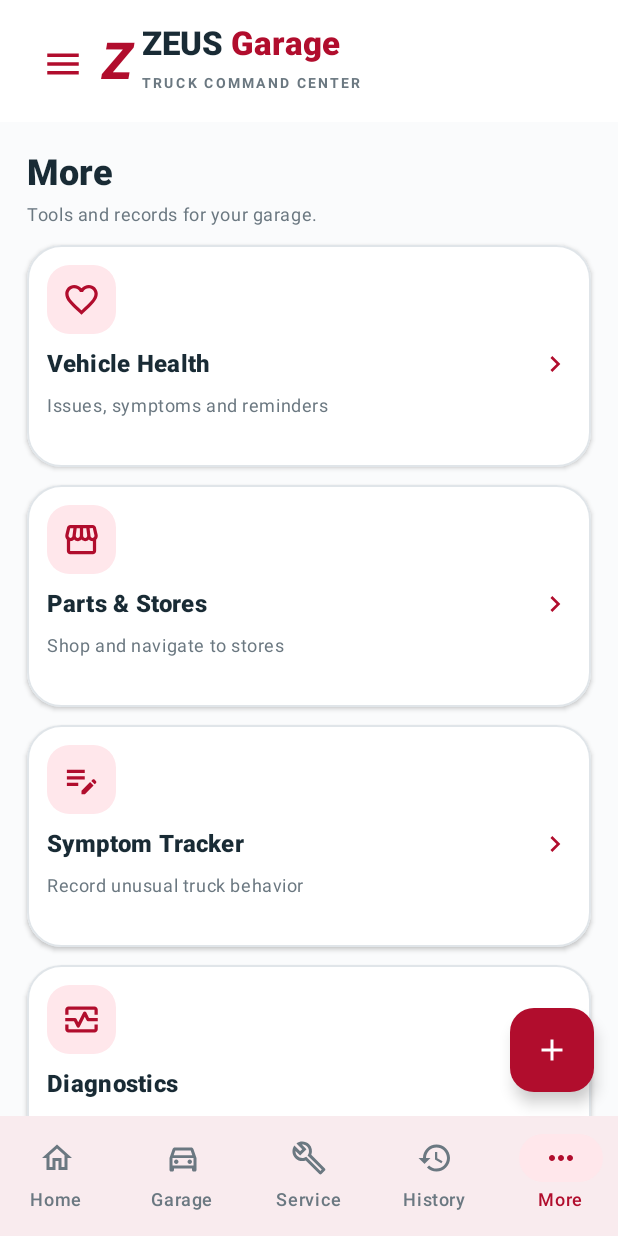
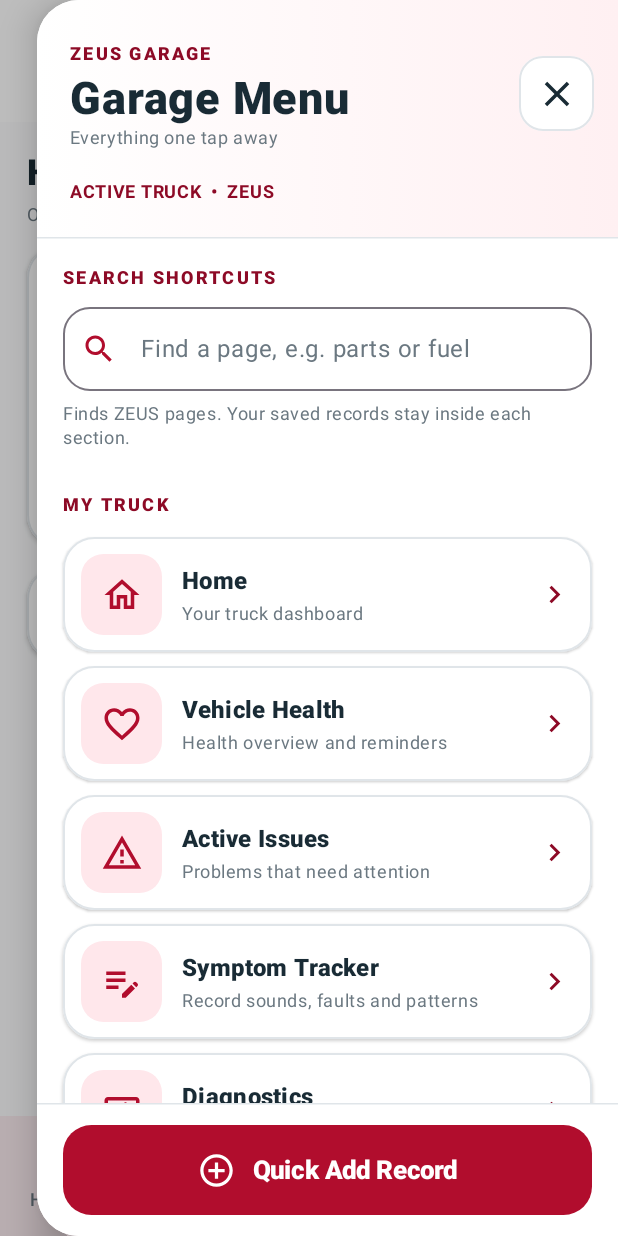
Before and after one commit to luischairez12-ui/ZEUSGarage, an Android app built with Jetpack Compose: the screen it shows after launch (MainActivity), item 5 of the bottom bar chosen, on a phone screen of 412 x 824 dp. Run offline under Robolectric (Android 15) with nearby library versions, the phone set to English and light mode, and no system bars.

Commit message:
ZEUS Garage v0.4.0 — BoreLab-style Garage Menu only
* Batch 4: replace plain drawer with BoreLab-style Ruby Red launcher

* Batch 4: slide-in ZEUS launcher from right; preserve all existing pages and truck hero

* Batch 4: version 0.4.0 and Compose slide animation dependency

* Batch 4: label CI artifact ZEUS Garage v0.4.0

* Document BoreLab-style navigation and unchanged truck dashboard

* Add BoreLab-style right-edge pull tab to open garage launcher

* Expose right-edge BoreLab pull tab on Home without touching truck hero

* Document optional side-edge pull tab

```diff
--- a/app/build.gradle.kts
+++ b/app/build.gradle.kts
@@ -10,8 +10,8 @@ android {
         applicationId = "com.zeusgarage.mobile"
         minSdk = 29
         targetSdk = 35
-        versionCode = 3
-        versionName = "0.3.0"
+        versionCode = 4
+        versionName = "0.4.0"
     }
     buildTypes {
         release { isMinifyEnabled = false }
@@ -28,6 +28,7 @@ dependencies {
     implementation("androidx.core:core-ktx:1.15.0")
     implementation("androidx.activity:activity-compose:1.9.3")
     implementation("org.jetbrains.kotlinx:kotlinx-coroutines-android:1.9.0")
+    implementation("androidx.compose.animation:animation")
     implementation("androidx.compose.ui:ui")
     implementation("androidx.compose.ui:ui-tooling-preview")
     implementation("androidx.compose.foundation:foundation")
--- a/app/src/main/java/com/zeusgarage/mobile/MainActivity.kt
+++ b/app/src/main/java/com/zeusgarage/mobile/MainActivity.kt
@@ -9,6 +9,13 @@ import androidx.activity.compose.BackHandler
 import androidx.activity.compose.rememberLauncherForActivityResult
 import androidx.activity.result.contract.ActivityResultContracts
 import androidx.compose.foundation.layout.*
+import androidx.compose.foundation.background
+import androidx.compose.foundation.clickable
+import androidx.compose.animation.AnimatedVisibility
+import androidx.compose.animation.fadeIn
+import androidx.compose.animation.fadeOut
+import androidx.compose.animation.slideInHorizontally
+import androidx.compose.animation.slideOutHorizontally
 import androidx.compose.foundation.verticalScroll
 import androidx.compose.foundation.rememberScrollState
 import androidx.compose.material.icons.Icons
@@ -50,10 +57,10 @@ fun ZeusGarageApp() {
     var busy by remember { mutableStateOf(true) }
     var revision by remember { mutableIntStateOf(0) }
     var route by remember { mutableStateOf("Home") }
-    val drawerState = rememberDrawerState(initialValue = DrawerValue.Closed)
+    var launcherOpen by remember { mutableStateOf(false) }
     fun navigate(destination: String) {
         route = destination
-        scope.launch { drawerState.close() }
+        launcherOpen = false
     }
     var editing by remember { mutableStateOf<EditRequest?>(null) }
     var pendingDelete by remember { mutableStateOf<DeleteRequest?>(null) }
@@ -108,29 +115,28 @@ fun ZeusGarageApp() {
     fun askDelete(table: String, id: Long, label: String) {
         pendingDelete = DeleteRequest(table, id, label)
     }
-    BackHandler(enabled = editing != null || pendingDelete != null || quickAdd || route != "Home") {
+    BackHandler(enabled = launcherOpen || editing != null || pendingDelete != null || quickAdd || route != "Home") {
         when {
             editing != null -> { editing = null; pendingPhotoUri = null }
             pendingDelete != null -> pendingDelete = null
             quickAdd -> quickAdd = false
+            launcherOpen -> launcherOpen = false
             else -> route = "Home"
         }
     }
 
-    ModalNavigationDrawer(
-        drawerState = drawerState,
-        drawerContent = { ZeusNavigationDrawer(
-            current = route,
-            activeTruck = snapshot.active?.nickname ?: "My garage",
-            onNavigate = ::navigate
-        ) }
-    ) {
+    // Only the navigation surface changes in Batch 4; the truck hero and dashboard stay untouched.
+    Box(Modifier.fillMaxSize()) {
     Scaffold(
         containerColor = ZeusBackground,
         topBar = { Box(Modifier.statusBarsPadding()) { ZeusHeader(onMenu = {
-            scope.launch { drawerState.open() }
+            launcherOpen = true
         }) } },
-        bottomBar = { Column(Modifier.navigationBarsPadding()) { ZeusBottomNav(route) { route = it } } },
+        bottomBar = { Column(Modifier.navigationBarsPadding()) {
+            ZeusBottomNav(route) { destination ->
+                if (destination == "More") launcherOpen = true else navigate(destination)
+            }
+        } },
         floatingActionButton = {
             if (route != "Garage") FloatingActionButton(
                 onClick = { quickAdd = true }, containerColor = Ruby, contentColor = Color.White
@@ -182,6 +188,41 @@ fun ZeusGarageApp() {
             else if (busy) LinearProgressIndicator(
                 modifier = Modifier.fillMaxWidth().align(Alignment.TopCenter), color = Ruby)
         }
+    }
+
+    // Small edge handle only on Home, so other functional pages never get obscured.
+    if (!launcherOpen && route == "Home") {
+        Box(Modifier.align(Alignment.CenterEnd).offset(y = 75.dp)) {
+            ZeusLauncherPullTab { launcherOpen = true }
+        }
+    }
+
+    // BoreLab-style right-side launcher; dismiss by tapping outside, Close, Back, or choosing a page.
+    AnimatedVisibility(
+        visible = launcherOpen,
+        modifier = Modifier.matchParentSize(),
+        enter = fadeIn(),
+        exit = fadeOut()
+    ) {
+        Box(Modifier.fillMaxSize()
+            .background(Color.Black.copy(alpha = 0.26f))
+            .clickable { launcherOpen = false })
+    }
+    AnimatedVisibility(
+        visible = launcherOpen,
+        modifier = Modifier.align(Alignment.CenterEnd)
+            .fillMaxWidth(0.94f).fillMaxHeight()
+            .statusBarsPadding().navigationBarsPadding(),
+        enter = slideInHorizontally(initialOffsetX = { it }),
+        exit = slideOutHorizontally(targetOffsetX = { it })
+    ) {
+        ZeusLauncherPanel(
+            current = route,
+            activeTruck = snapshot.active?.nickname ?: "My garage",
+            onNavigate = ::navigate,
+            onClose = { launcherOpen = false },
+            onQuickAdd = { launcherOpen = false; quickAdd = true }
+        )
     }
     }
 
--- a/app/src/main/java/com/zeusgarage/mobile/ZeusNavigationDrawer.kt
+++ b/app/src/main/java/com/zeusgarage/mobile/ZeusNavigationDrawer.kt
@@ -1,93 +1,250 @@
 package com.zeusgarage.mobile
 
+import androidx.compose.foundation.BorderStroke
 import androidx.compose.foundation.background
+import androidx.compose.foundation.clickable
+import androidx.compose.foundation.gestures.detectHorizontalDragGestures
 import androidx.compose.foundation.layout.*
-import androidx.compose.foundation.rememberScrollState
-import androidx.compose.foundation.verticalScroll
+import androidx.compose.foundation.lazy.LazyColumn
+import androidx.compose.foundation.lazy.items
+import androidx.compose.foundation.shape.RoundedCornerShape
 import androidx.compose.material.icons.Icons
 import androidx.compose.material.icons.outlined.*
 import androidx.compose.material3.*
-import androidx.compose.runtime.Composable
+import androidx.compose.runtime.*
+import androidx.compose.ui.Alignment
 import androidx.compose.ui.Modifier
-import androidx.compose.ui.Alignment
+import androidx.compose.ui.graphics.Brush
 import androidx.compose.ui.graphics.Color
 import androidx.compose.ui.graphics.vector.ImageVector
+import androidx.compose.ui.input.pointer.pointerInput
 import androidx.compose.ui.text.font.FontWeight
 import androidx.compose.ui.unit.dp
+import androidx.compose.ui.unit.sp
 
-/** BoreLab-style slide-out navigation: quick bottom tabs stay available. */
+/**
+ * ZEUS Batch 4: a BoreLab Field-style launcher panel instead of a stock navigation drawer.
+ * This only navigates to existing pages. It does not edit the Home dashboard or truck hero.
+ */
+private data class ZeusLauncherShortcut(
+    val group: String,
+    val route: String,
+    val title: String,
+    val subtitle: String,
+    val icon: ImageVector
+)
+
+private val launcherShortcuts = listOf(
+    ZeusLauncherShortcut("MY TRUCK", "Home", "Home", "Your truck dashboard", Icons.Outlined.Home),
+    ZeusLauncherShortcut("MY TRUCK", "Health", "Vehicle Health", "Health overview and reminders", Icons.Outlined.FavoriteBorder),
+    ZeusLauncherShortcut("MY TRUCK", "Issues", "Active Issues", "Problems that need attention", Icons.Outlined.WarningAmber),
+    ZeusLauncherShortcut("MY TRUCK", "Symptoms", "Symptom Tracker", "Record sounds, faults and patterns", Icons.Outlined.EditNote),
+    ZeusLauncherShortcut("MY TRUCK", "Diagnostics", "Diagnostics", "Saved codes and DTC reference", Icons.Outlined.MonitorHeart),
+    ZeusLauncherShortcut("GARAGE", "Garage", "My Vehicles", "Select or edit a vehicle", Icons.Outlined.DirectionsCar),
+    ZeusLauncherShortcut("GARAGE", "Maintenance", "Maintenance", "Services and reminders", Icons.Outlined.Build),
+    ZeusLauncherShortcut("GARAGE", "Repairs", "Repairs", "Parts, work and costs", Icons.Outlined.Handyman),
+    ZeusLauncherShortcut("GARAGE", "Upgrades", "Upgrades", "Your modifications and wishlist", Icons.Outlined.AutoAwesome),
+    ZeusLauncherShortcut("GARAGE", "Parts", "Parts & Stores", "Shop parts and find stores", Icons.Outlined.Storefront),
+    ZeusLauncherShortcut("RECORDS", "Fuel", "Fuel & Mileage", "Fill-ups and MPG history", Icons.Outlined.LocalGasStation),
+    ZeusLauncherShortcut("RECORDS", "History", "Expenses & History", "Your spending and repair timeline", Icons.Outlined.ReceiptLong),
+    ZeusLauncherShortcut("RECORDS", "Notes", "Photos & Notes", "Pictures and garage observations", Icons.Outlined.PhotoLibrary)
+)
+
 @Composable
-fun ZeusNavigationDrawer(
+fun ZeusLauncherPanel(
     current: String,
     activeTruck: String,
-    onNavigate: (String) -> Unit
+    onNavigate: (String) -> Unit,
+    onClose: () -> Unit,
+    onQuickAdd: () -> Unit
 ) {
-    ModalDrawerSheet(
-        drawerContainerColor = Color.White,
-        modifier = Modifier.width(298.dp)
+    var query by remember { mutableStateOf("") }
+    val filtered = remember(query) {
+        val term = query.trim()
+        if (term.isEmpty()) launcherShortcuts
+        else launcherShortcuts.filter { item ->
+            listOf(item.title, item.subtitle, item.group, item.route)
+                .any { it.contains(term, ignoreCase = true) }
+        }
+    }
+
+    Surface(
+        modifier = Modifier.fillMaxSize(),
+        shape = RoundedCornerShape(topStart = 28.dp, bottomStart = 28.dp),
+        color = Color.White,
+        shadowElevation = 14.dp
     ) {
-        Column(Modifier.fillMaxHeight().verticalScroll(rememberScrollState())) {
+        Column(Modifier.fillMaxSize()) {
             Column(
-                Modifier.fillMaxWidth().background(RubyTint)
-                    .padding(start = 20.dp, top = 28.dp, end = 12.dp, bottom = 19.dp),
+                Modifier.fillMaxWidth()
+                    .background(Brush.horizontalGradient(listOf(Color.White, Color(0xFFFFF0F2))))
+                    .padding(start = 22.dp, end = 16.dp, top = 24.dp, bottom = 18.dp),
                 verticalArrangement = Arrangement.spacedBy(5.dp)
             ) {
                 Row(verticalAlignment = Alignment.CenterVertically) {
-                    Text("Z", color = Ruby, style = MaterialTheme.typography.displayMedium,
-                        fontWeight = FontWeight.Black)
-                    Spacer(Modifier.width(10.dp))
-                    Column {
-                        Text("ZEUS Garage", color = ZeusInk,
-                            fontWeight = FontWeight.ExtraBold,
-                            style = MaterialTheme.typography.titleLarge)
-                        SmallCaps("Truck command center")
+                    Column(Modifier.weight(1f)) {
+                        SmallCaps("ZEUS GARAGE")
+                        Text("Garage Menu", fontSize = 30.sp, fontWeight = FontWeight.Black, color = ZeusInk)
+                        Muted("Everything one tap away")
+                    }
+                    Surface(
+                        modifier = Modifier.size(50.dp).clickable(onClick = onClose),
+                        shape = RoundedCornerShape(16.dp),
+                        color = Color.White,
+                        border = BorderStroke(1.dp, ZeusLine)
+                    ) {
+                        Box(contentAlignment = Alignment.Center) {
+                            Icon(Icons.Outlined.Close, contentDescription = "Close garage menu",
+                                tint = ZeusInk, modifier = Modifier.size(28.dp))
+                        }
                     }
                 }
-                Text(activeTruck, color = RubyDark, fontWeight = FontWeight.Bold)
+                Spacer(Modifier.height(5.dp))
+                Text("ACTIVE TRUCK  •  $activeTruck", fontSize = 12.sp,
+                    fontWeight = FontWeight.Bold, color = RubyDark)
             }
 
-            @Composable
-            fun drawerRow(title: String, route: String, icon: ImageVector) {
-                NavigationDrawerItem(
-                    label = { Text(title, fontWeight = if (current == route)
-                        FontWeight.Bold else FontWeight.Medium) },
-                    selected = current == route,
-                    onClick = { onNavigate(route) },
-                    icon = { Icon(icon, contentDescription = null,
-                        tint = if (current == route) Ruby else ZeusMuted) },
-                    modifier = Modifier.padding(horizontal = 10.dp, vertical = 1.dp),
-                    colors = NavigationDrawerItemDefaults.colors(
-                        selectedContainerColor = RubyTint,
-                        selectedTextColor = RubyDark,
-                        unselectedTextColor = ZeusInk
-                    )
+            HorizontalDivider(color = ZeusLine)
+
+            Column(
+                Modifier.fillMaxWidth().padding(start = 17.dp, end = 17.dp, top = 14.dp, bottom = 5.dp),
+                verticalArrangement = Arrangement.spacedBy(7.dp)
+            ) {
+                SmallCaps("SEARCH SHORTCUTS")
+                OutlinedTextField(
+                    value = query,
+                    onValueChange = { query = it.take(80) },
+                    modifier = Modifier.fillMaxWidth(),
+                    placeholder = { Text("Find a page, e.g. parts or fuel") },
+                    leadingIcon = { Icon(Icons.Outlined.Search, contentDescription = null, tint = Ruby) },
+                    trailingIcon = {
+                        if (query.isNotEmpty()) IconButton(onClick = { query = "" }) {
+                            Icon(Icons.Outlined.Clear, contentDescription = "Clear search")
+                        }
+                    },
+                    singleLine = true,
+                    shape = RoundedCornerShape(18.dp)
                 )
+                Muted("Finds ZEUS pages. Your saved records stay inside each section.")
             }
-            Spacer(Modifier.height(12.dp))
-            SmallCapsDrawer("MY TRUCK")
-            drawerRow("Dashboard", "Home", Icons.Outlined.Home)
-            drawerRow("Vehicle Health", "Health", Icons.Outlined.FavoriteBorder)
-            drawerRow("Active Issues", "Issues", Icons.Outlined.WarningAmber)
-            drawerRow("Symptom Tracker", "Symptoms", Icons.Outlined.EditNote)
-            drawerRow("Diagnostics", "Diagnostics", Icons.Outlined.MonitorHeart)
-            HorizontalDivider(Modifier.padding(vertical = 7.dp), color = ZeusLine)
-            SmallCapsDrawer("GARAGE")
-            drawerRow("My Vehicles", "Garage", Icons.Outlined.DirectionsCar)
-            drawerRow("Maintenance", "Maintenance", Icons.Outlined.Build)
-            drawerRow("Repairs", "Repairs", Icons.Outlined.Handyman)
-            drawerRow("Upgrades", "Upgrades", Icons.Outlined.AutoAwesome)
-            drawerRow("Parts & Stores", "Parts", Icons.Outlined.Storefront)
-            HorizontalDivider(Modifier.padding(vertical = 7.dp), color = ZeusLine)
-            SmallCapsDrawer("RECORDS")
-            drawerRow("Fuel & Mileage", "Fuel", Icons.Outlined.LocalGasStation)
-            drawerRow("Expenses & History", "History", Icons.Outlined.ReceiptLong)
-            drawerRow("Photos & Notes", "Notes", Icons.Outlined.PhotoLibrary)
-            Spacer(Modifier.height(24.dp))
+
+            LazyColumn(
+                modifier = Modifier.weight(1f).fillMaxWidth(),
+                contentPadding = PaddingValues(start = 17.dp, end = 17.dp, top = 12.dp, bottom = 16.dp),
+                verticalArrangement = Arrangement.spacedBy(9.dp)
+            ) {
+                if (filtered.isEmpty()) {
+                    item {
+                        Panel { Muted("No matching pages. Try maintenance, parts, fuel, or health.") }
+                    }
+                }
+                listOf("MY TRUCK", "GARAGE", "RECORDS").forEach { section ->
+                    val entries = filtered.filter { it.group == section }
+                    if (entries.isNotEmpty()) {
+                        item(key = "section_$section") {
+                            Spacer(Modifier.height(7.dp))
+                            SmallCaps(section)
+                        }
+                        items(entries, key = { it.route }) { shortcut ->
+                            ZeusLauncherCard(shortcut, selected = current == shortcut.route) {
+                                onNavigate(shortcut.route)
+                            }
+                        }
+                    }
+                }
+            }
+
+            HorizontalDivider(color = ZeusLine)
+            Box(
+                Modifier.fillMaxWidth()
+                    .background(Color.White)
+                    .padding(start = 17.dp, end = 17.dp, top = 13.dp, bottom = 14.dp)
+            ) {
+                Button(
+                    onClick = onQuickAdd,
+                    modifier = Modifier.fillMaxWidth().height(60.dp),
+                    shape = RoundedCornerShape(19.dp),
+                    colors = ButtonDefaults.buttonColors(containerColor = Ruby)
+                ) {
+                    Icon(Icons.Outlined.AddCircleOutline, contentDescription = null,
+                        modifier = Modifier.size(26.dp))
+                    Spacer(Modifier.width(11.dp))
+                    Text("Quick Add Record", fontSize = 17.sp, fontWeight = FontWeight.ExtraBold)
+                }
+            }
         }
     }
 }
 
 @Composable
-private fun SmallCapsDrawer(label: String) {
-    Box(Modifier.padding(start = 28.dp, bottom = 6.dp, top = 4.dp)) { SmallCaps(label) }
+private fun ZeusLauncherCard(
+    shortcut: ZeusLauncherShortcut,
+    selected: Boolean,
+    onClick: () -> Unit
+) {
+    Surface(
+        modifier = Modifier.fillMaxWidth().clickable(onClick = onClick),
+        shape = RoundedCornerShape(21.dp),
+        color = if (selected) Color(0xFFFFF1F3) else Color.White,
+        border = BorderStroke(if (selected) 1.5.dp else 1.dp,
+            if (selected) Color(0xFFE0A3AF) else ZeusLine),
+        shadowElevation = if (selected) 2.dp else 1.dp
+    ) {
+        Row(
+            modifier = Modifier.padding(start = 12.dp, end = 13.dp, top = 11.dp, bottom = 11.dp),
+            verticalAlignment = Alignment.CenterVertically
+        ) {
+            Surface(
+                color = RubyTint,
+                shape = RoundedCornerShape(15.dp)
+            ) {
+                Box(Modifier.size(54.dp), contentAlignment = Alignment.Center) {
+                    Icon(shortcut.icon, contentDescription = null,
+                        tint = Ruby, modifier = Modifier.size(28.dp))
+                }
+            }
+            Spacer(Modifier.width(13.dp))
+            Column(Modifier.weight(1f), verticalArrangement = Arrangement.spacedBy(2.dp)) {
+                Text(shortcut.title, fontWeight = FontWeight.ExtraBold, color = ZeusInk,
+                    style = MaterialTheme.typography.titleMedium)
+                Text(shortcut.subtitle, color = ZeusMuted,
+                    style = MaterialTheme.typography.bodySmall)
+            }
+            Icon(Icons.Outlined.ChevronRight, contentDescription = null,
+                tint = RubyDark, modifier = Modifier.size(23.dp))
+        }
+    }
 }
+
+/** Narrow Ruby Red edge pull-tab, like BoreLab. Tap it or pull left to reveal the launcher. */
+@Composable
+fun ZeusLauncherPullTab(onOpen: () -> Unit) {
+    Box(
+        modifier = Modifier.width(44.dp).height(83.dp)
+            .clickable(onClick = onOpen)
+            .pointerInput(onOpen) {
+                var travel = 0f
+                detectHorizontalDragGestures(
+                    onDragStart = { travel = 0f },
+                    onHorizontalDrag = { change, amount ->
+                        travel += amount
+                        change.consume()
+                    },
+                    onDragEnd = { if (travel < -22f) onOpen() }
+                )
+            },
+        contentAlignment = Alignment.CenterEnd
+    ) {
+        Surface(
+            modifier = Modifier.width(25.dp).fillMaxHeight(),
+            shape = RoundedCornerShape(topStart = 18.dp, bottomStart = 18.dp),
+            color = Ruby,
+            shadowElevation = 7.dp
+        ) {
+            Box(contentAlignment = Alignment.Center) {
+                Icon(Icons.Outlined.ChevronLeft, contentDescription = "Open Garage Menu",
+                    tint = Color.White, modifier = Modifier.size(22.dp))
+            }
+        }
+    }
+}
```
Also changed, not shown: 2 other files.
